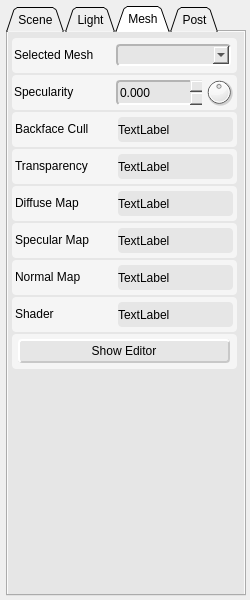
This is ShaderEditor/qt/project/tweaker.ui in karajensen/shader-editor as Qt 5 draws it before an edit. The edited form follows.
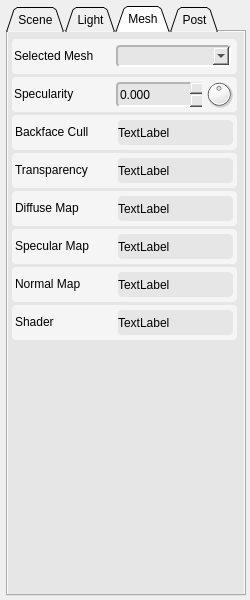
This is the edited form.

```diff
--- a/ShaderEditor/qt/project/tweaker.ui
+++ b/ShaderEditor/qt/project/tweaker.ui
@@ -3589,7 +3589,7 @@
          <x>0</x>
          <y>0</y>
          <width>230</width>
-         <height>341</height>
+         <height>311</height>
         </rect>
        </property>
        <layout class="QVBoxLayout" name="meshLayout">
@@ -4601,100 +4601,6 @@
           </widget>
          </widget>
         </item>
-        <item>
-         <widget class="QFrame" name="showEditor">
-          <property name="sizePolicy">
-           <sizepolicy hsizetype="Fixed" vsizetype="Fixed">
-            <horstretch>0</horstretch>
-            <verstretch>0</verstretch>
-           </sizepolicy>
-          </property>
-          <property name="minimumSize">
-           <size>
-            <width>225</width>
-            <height>35</height>
-           </size>
-          </property>
-          <property name="maximumSize">
-           <size>
-            <width>225</width>
-            <height>35</height>
-           </size>
-          </property>
-          <property name="styleSheet">
-           <string notr="true">background-color: rgb(245, 245, 245);
-border-radius: 4px;</string>
-          </property>
-          <property name="frameShape">
-           <enum>QFrame::Panel</enum>
-          </property>
-          <property name="frameShadow">
-           <enum>QFrame::Raised</enum>
-          </property>
-          <widget class="QPushButton" name="showEditor_btn">
-           <property name="geometry">
-            <rect>
-             <x>6</x>
-             <y>5</y>
-             <width>212</width>
-             <height>24</height>
-            </rect>
-           </property>
-           <property name="minimumSize">
-            <size>
-             <width>212</width>
-             <height>24</height>
-            </size>
-           </property>
-           <property name="maximumSize">
-            <size>
-             <width>212</width>
-             <height>24</height>
-            </size>
-           </property>
-           <property name="baseSize">
-            <size>
-             <width>220</width>
-             <height>0</height>
-            </size>
-           </property>
-           <property name="styleSheet">
-            <string notr="true">QPushButton#showEditor_btn
-{
-background-color: rgb(230, 230, 230);
-border-style: solid;
-border-width: 2px;
-border-bottom-color: rgb(200, 200, 200);
-border-right-color: rgb(200, 200, 200);
-border-top-color: rgb(255, 255, 255);
-border-left-color: rgb(255, 255, 255);
-}
-QPushButton#showEditor_btn:pressed
-{
-background-color: rgb(210, 210, 210);
-border-style: solid;
-border-width: 2px;
-border-top-color: rgb(175, 175, 175);
-border-left-color: rgb(175, 175, 175);
-border-right-color: rgb(255, 255, 255);
-border-bottom-color: rgb(255, 255, 255);
-}</string>
-           </property>
-           <property name="text">
-            <string>Show Editor</string>
-           </property>
-           <property name="autoDefault">
-            <bool>false</bool>
-           </property>
-           <property name="default">
-            <bool>false</bool>
-           </property>
-           <property name="flat">
-            <bool>false</bool>
-           </property>
-          </widget>
-         </widget>
-        </item>
        </layout>
       </widget>
      </widget>
```
